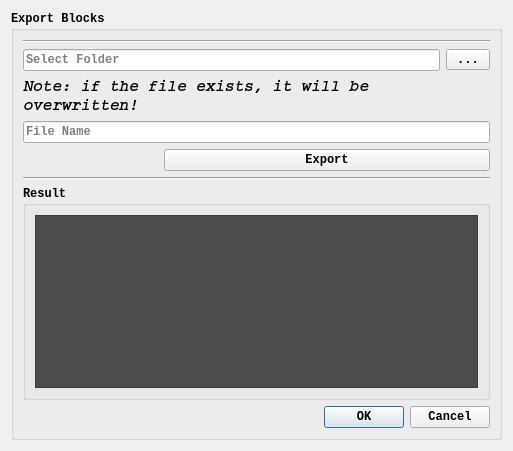
First picture: the form in interaction_manager/ui/exportdialog.ui, repository ES-TUDelft/robot-interaction-tool, before the edit.
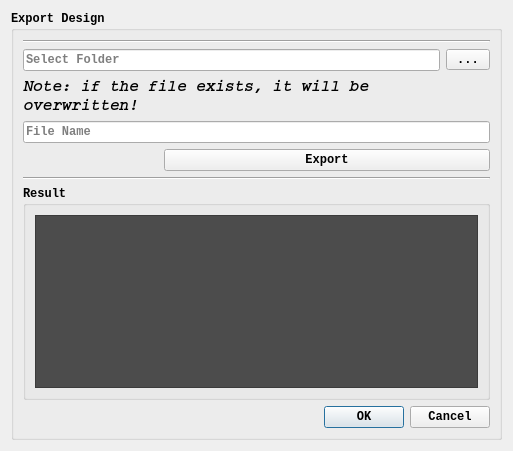
Second picture: the form after the edit.

The edit to the form file:
```diff
--- a/interaction_manager/ui/exportdialog.ui
+++ b/interaction_manager/ui/exportdialog.ui
@@ -42,7 +42,7 @@
       </font>
      </property>
      <property name="title">
-      <string>Export Blocks</string>
+      <string>Export Design</string>
      </property>
      <layout class="QGridLayout" name="gridLayout_2">
       <item row="0" column="0">
```
Left out of the diff: 2 changed lines with no effect on the pictures.
